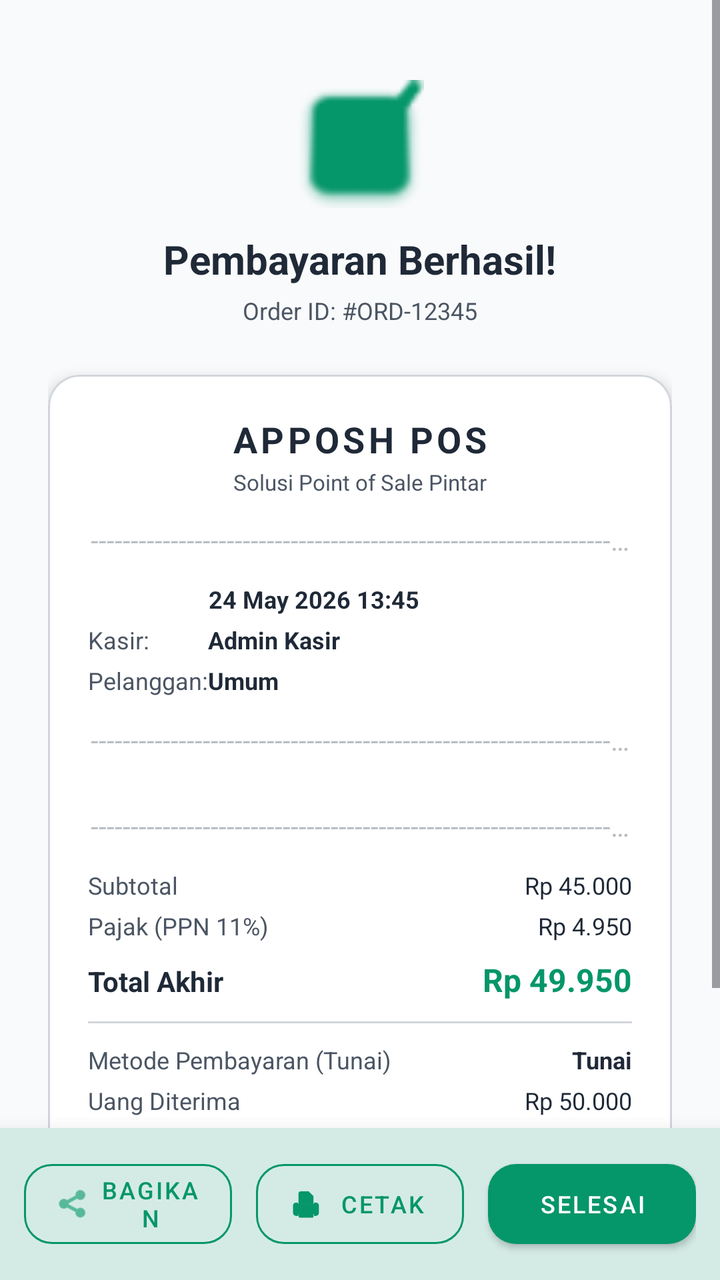
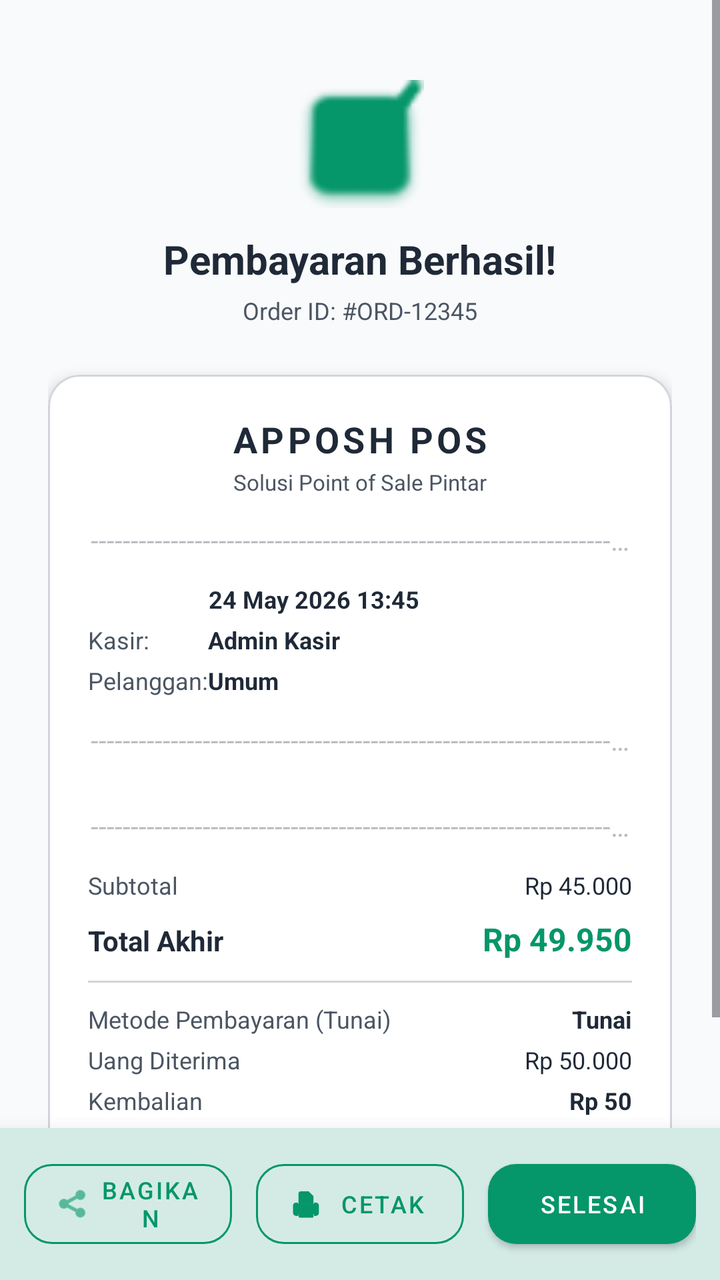

Before-and-after screenshots of an Android layout around one commit, followed by the original layout XML and the change that was made.
<!-- AndroidManifest.xml: application theme Theme.PenjualanDev -->
<!-- res/layout/activity_receipt.xml -->
<?xml version="1.0" encoding="utf-8"?>
<androidx.coordinatorlayout.widget.CoordinatorLayout
    xmlns:android="http://schemas.android.com/apk/res/android"
    xmlns:app="http://schemas.android.com/apk/res-auto"
    xmlns:tools="http://schemas.android.com/tools"
    android:layout_width="match_parent"
    android:layout_height="match_parent"
    android:background="?attr/colorSurface"
    tools:context=".ReceiptActivity">

    
    <ScrollView
        android:layout_width="match_parent"
        android:layout_height="match_parent"
        android:paddingBottom="100dp"
        android:clipToPadding="false">

        <LinearLayout
            android:layout_width="match_parent"
            android:layout_height="wrap_content"
            android:orientation="vertical"
            android:padding="24dp">

            
            <ImageView
                android:layout_width="64dp"
                android:layout_height="64dp"
                android:layout_gravity="center_horizontal"
                android:layout_marginTop="16dp"
                android:src="@android:drawable/checkbox_on_background"
                app:tint="?attr/colorPrimary" />

            <TextView
                android:layout_width="wrap_content"
                android:layout_height="wrap_content"
                android:layout_gravity="center_horizontal"
                android:layout_marginTop="12dp"
                android:text="Pembayaran Berhasil!"
                android:textColor="?attr/colorOnSurface"
                android:textSize="20sp"
                android:textStyle="bold" />

            <TextView
                android:id="@+id/tv_receipt_id"
                android:layout_width="wrap_content"
                android:layout_height="wrap_content"
                android:layout_gravity="center_horizontal"
                android:layout_marginTop="4dp"
                android:text="Order ID: #ORD-12345"
                android:textColor="?attr/colorOnSurfaceVariant"
                android:textSize="12sp" />

            
            <com.google.android.material.card.MaterialCardView
                android:layout_width="match_parent"
                android:layout_height="wrap_content"
                android:layout_marginTop="24dp"
                app:cardCornerRadius="16dp"
                app:cardElevation="4dp"
                app:strokeWidth="1dp"
                app:strokeColor="@color/colorOutlineStroke"
                app:cardBackgroundColor="?attr/colorSurfaceContainerLowest">

                <LinearLayout
                    android:layout_width="match_parent"
                    android:layout_height="wrap_content"
                    android:orientation="vertical"
                    android:padding="20dp">

                    
                    <TextView
                        android:layout_width="wrap_content"
                        android:layout_height="wrap_content"
                        android:layout_gravity="center_horizontal"
                        android:text="APPOSH POS"
                        android:textColor="?attr/colorOnSurface"
                        android:textSize="18sp"
                        android:textStyle="bold"
                        android:letterSpacing="0.1" />

                    <TextView
                        android:layout_width="wrap_content"
                        android:layout_height="wrap_content"
                        android:layout_gravity="center_horizontal"
                        android:layout_marginTop="2dp"
                        android:text="Solusi Point of Sale Pintar"
                        android:textColor="?attr/colorOnSurfaceVariant"
                        android:textSize="11sp" />

                    
                    <TextView
                        android:layout_width="match_parent"
                        android:layout_height="wrap_content"
                        android:text="------------------------------------------------------------------------------------------------------------------------------------------------------------------"
                        android:textColor="?attr/colorOnSurfaceVariant"
                        android:alpha="0.4"
                        android:singleLine="true"
                        android:layout_marginVertical="12dp"
                        android:gravity="center" />

                    
                    <GridLayout
                        android:layout_width="match_parent"
                        android:layout_height="wrap_content"
                        android:columnCount="2"
                        android:rowCount="4"
                        android:alignmentMode="alignBounds">

                        
                        <TextView
                            android:text="Waktu:"
                            android:textColor="?attr/colorOnSurfaceVariant"
                            android:textSize="12sp"
                            android:layout_columnWeight="1" />
                        <TextView
                            android:id="@+id/tv_receipt_time"
                            android:text="24 May 2026 13:45"
                            android:textColor="?attr/colorOnSurface"
                            android:textSize="12sp"
                            android:textStyle="bold"
                            android:gravity="end" />

                        
                        <TextView
                            android:text="Kasir:"
                            android:textColor="?attr/colorOnSurfaceVariant"
                            android:textSize="12sp"
                            android:layout_marginTop="4dp" />
                        <TextView
                            android:id="@+id/tv_receipt_cashier"
                            android:text="Admin Kasir"
                            android:textColor="?attr/colorOnSurface"
                            android:textSize="12sp"
                            android:textStyle="bold"
                            android:gravity="end"
                            android:layout_marginTop="4dp" />

                        
                        <TextView
                            android:text="Pelanggan:"
                            android:textColor="?attr/colorOnSurfaceVariant"
                            android:textSize="12sp"
                            android:layout_marginTop="4dp" />
                        <TextView
                            android:id="@+id/tv_receipt_customer"
                            android:text="Umum"
                            android:textColor="?attr/colorOnSurface"
                            android:textSize="12sp"
                            android:textStyle="bold"
                            android:gravity="end"
                            android:layout_marginTop="4dp" />


                    </GridLayout>

                    
                    <TextView
                        android:layout_width="match_parent"
                        android:layout_height="wrap_content"
                        android:text="------------------------------------------------------------------------------------------------------------------------------------------------------------------"
                        android:textColor="?attr/colorOnSurfaceVariant"
                        android:alpha="0.4"
                        android:singleLine="true"
                        android:layout_marginVertical="12dp"
                        android:gravity="center" />

                    
                    <LinearLayout
                        android:id="@+id/ll_receipt_items"
                        android:layout_width="match_parent"
                        android:layout_height="wrap_content"
                        android:orientation="vertical">
                        
                    </LinearLayout>

                    
                    <TextView
                        android:layout_width="match_parent"
                        android:layout_height="wrap_content"
                        android:text="------------------------------------------------------------------------------------------------------------------------------------------------------------------"
                        android:textColor="?attr/colorOnSurfaceVariant"
                        android:alpha="0.4"
                        android:singleLine="true"
                        android:layout_marginVertical="12dp"
                        android:gravity="center" />

                    
                    <LinearLayout
                        android:layout_width="match_parent"
                        android:layout_height="wrap_content"
                        android:orientation="vertical">

                        
                        <LinearLayout
                            android:layout_width="match_parent"
                            android:layout_height="wrap_content"
                            android:orientation="horizontal">
                            <TextView
                                android:layout_width="0dp"
                                android:layout_height="wrap_content"
                                android:layout_weight="1"
                                android:text="Subtotal"
                                android:textColor="?attr/colorOnSurfaceVariant"
                                android:textSize="12sp" />
                            <TextView
                                android:id="@+id/tv_receipt_subtotal"
                                android:layout_width="wrap_content"
                                android:layout_height="wrap_content"
                                android:text="Rp 45.000"
                                android:textColor="?attr/colorOnSurface"
                                android:textSize="12sp" />
                        </LinearLayout>

                        
                        <LinearLayout
                            android:layout_width="match_parent"
                            android:layout_height="wrap_content"
                            android:orientation="horizontal"
                            android:layout_marginTop="4dp">
                            <TextView
                                android:layout_width="0dp"
                                android:layout_height="wrap_content"
                                android:layout_weight="1"
                                android:text="Pajak (PPN 11%)"
                                android:textColor="?attr/colorOnSurfaceVariant"
                                android:textSize="12sp" />
                            <TextView
                                android:id="@+id/tv_receipt_tax"
                                android:layout_width="wrap_content"
                                android:layout_height="wrap_content"
                                android:text="Rp 4.950"
                                android:textColor="?attr/colorOnSurface"
                                android:textSize="12sp" />
                        </LinearLayout>

                        
                        <LinearLayout
                            android:layout_width="match_parent"
                            android:layout_height="wrap_content"
                            android:orientation="horizontal"
                            android:layout_marginTop="8dp">
                            <TextView
                                android:layout_width="0dp"
                                android:layout_height="wrap_content"
                                android:layout_weight="1"
                                android:text="Total Akhir"
                                android:textColor="?attr/colorOnSurface"
                                android:textSize="14sp"
                                android:textStyle="bold" />
                            <TextView
                                android:id="@+id/tv_receipt_total"
                                android:layout_width="wrap_content"
                                android:layout_height="wrap_content"
                                android:text="Rp 49.950"
                                android:textColor="?attr/colorPrimary"
                                android:textSize="16sp"
                                android:textStyle="bold" />
                        </LinearLayout>

                        
                        <View
                            android:layout_width="match_parent"
                            android:layout_height="1dp"
                            android:background="@color/colorOutlineStroke"
                            android:layout_marginVertical="10dp" />

                        
                        <LinearLayout
                            android:layout_width="match_parent"
                            android:layout_height="wrap_content"
                            android:orientation="horizontal">
                            <TextView
                                android:id="@+id/tv_receipt_method_label"
                                android:layout_width="0dp"
                                android:layout_height="wrap_content"
                                android:layout_weight="1"
                                android:text="Metode Pembayaran (Tunai)"
                                android:textColor="?attr/colorOnSurfaceVariant"
                                android:textSize="12sp" />
                            <TextView
                                android:id="@+id/tv_receipt_pay_method"
                                android:layout_width="wrap_content"
                                android:layout_height="wrap_content"
                                android:text="Tunai"
                                android:textColor="?attr/colorOnSurface"
                                android:textSize="12sp"
                                android:textStyle="bold" />
                        </LinearLayout>

                        
                        <LinearLayout
                            android:layout_width="match_parent"
                            android:layout_height="wrap_content"
                            android:orientation="horizontal"
                            android:layout_marginTop="4dp">
                            <TextView
                                android:layout_width="0dp"
                                android:layout_height="wrap_content"
                                android:layout_weight="1"
                                android:text="Uang Diterima"
                                android:textColor="?attr/colorOnSurfaceVariant"
                                android:textSize="12sp" />
                            <TextView
                                android:id="@+id/tv_receipt_amount_paid"
                                android:layout_width="wrap_content"
                                android:layout_height="wrap_content"
                                android:text="Rp 50.000"
                                android:textColor="?attr/colorOnSurface"
                                android:textSize="12sp" />
                        </LinearLayout>

                        
                        <LinearLayout
                            android:layout_width="match_parent"
                            android:layout_height="wrap_content"
                            android:orientation="horizontal"
                            android:layout_marginTop="4dp">
                            <TextView
                                android:layout_width="0dp"
                                android:layout_height="wrap_content"
                                android:layout_weight="1"
                                android:text="Kembalian"
                                android:textColor="?attr/colorOnSurfaceVariant"
                                android:textSize="12sp" />
                            <TextView
                                android:id="@+id/tv_receipt_change"
                                android:layout_width="wrap_content"
                                android:layout_height="wrap_content"
                                android:text="Rp 50"
                                android:textColor="?attr/colorOnSurface"
                                android:textSize="12sp"
                                android:textStyle="bold" />
                        </LinearLayout>
                    </LinearLayout>

                    
                    <TextView
                        android:layout_width="match_parent"
                        android:layout_height="wrap_content"
                        android:text="------------------------------------------------------------------------------------------------------------------------------------------------------------------"
                        android:textColor="?attr/colorOnSurfaceVariant"
                        android:alpha="0.4"
                        android:singleLine="true"
                        android:layout_marginVertical="12dp"
                        android:gravity="center" />

                    
                    <TextView
                        android:layout_width="wrap_content"
                        android:layout_height="wrap_content"
                        android:layout_gravity="center_horizontal"
                        android:text="Terima Kasih Atas Kunjungan Anda"
                        android:textColor="?attr/colorOnSurfaceVariant"
                        android:textSize="12sp"
                        android:textStyle="italic" />

                    <TextView
                        android:layout_width="wrap_content"
                        android:layout_height="wrap_content"
                        android:layout_gravity="center_horizontal"
                        android:layout_marginTop="4dp"
                        android:text="Powered by Apposh POS"
                        android:textColor="?attr/colorPrimary"
                        android:textSize="10sp"
                        android:textStyle="bold" />

                </LinearLayout>
            </com.google.android.material.card.MaterialCardView>

        </LinearLayout>
    </ScrollView>

    
    <com.google.android.material.card.MaterialCardView
        android:layout_width="match_parent"
        android:layout_height="wrap_content"
        android:layout_gravity="bottom"
        app:cardCornerRadius="0dp"
        app:cardElevation="16dp"
        app:strokeWidth="0dp"
        app:cardBackgroundColor="?attr/colorSurface">

        <LinearLayout
            android:layout_width="match_parent"
            android:layout_height="wrap_content"
            android:orientation="horizontal"
            android:padding="12dp"
            android:gravity="center">

            <com.google.android.material.button.MaterialButton
                android:id="@+id/btn_share_receipt"
                style="@style/Widget.MaterialComponents.Button.OutlinedButton"
                android:layout_width="0dp"
                android:layout_height="52dp"
                android:layout_weight="1"
                android:layout_marginEnd="6dp"
                android:text="Bagikan"
                android:textSize="12sp"
                app:icon="@android:drawable/ic_menu_share"
                app:cornerRadius="14dp"
                app:strokeColor="?attr/colorPrimary"
                android:textColor="?attr/colorPrimary" />

            <com.google.android.material.button.MaterialButton
                android:id="@+id/btn_print_receipt"
                style="@style/Widget.MaterialComponents.Button.OutlinedButton"
                android:layout_width="0dp"
                android:layout_height="52dp"
                android:layout_weight="1"
                android:layout_marginHorizontal="6dp"
                android:text="Cetak"
                android:textSize="12sp"
                app:icon="@drawable/printer"
                app:iconTint="?attr/colorPrimary"
                app:cornerRadius="14dp"
                app:strokeColor="?attr/colorPrimary"
                android:textColor="?attr/colorPrimary" />

            <com.google.android.material.button.MaterialButton
                android:id="@+id/btn_receipt_done"
                style="@style/Widget.MaterialComponents.Button"
                android:layout_width="0dp"
                android:layout_height="52dp"
                android:layout_weight="1"
                android:layout_marginStart="6dp"
                android:text="Selesai"
                android:textSize="12sp"
                app:cornerRadius="14dp"
                app:backgroundTint="?attr/colorPrimary"
                android:textColor="?attr/colorOnPrimary" />

        </LinearLayout>
    </com.google.android.material.card.MaterialCardView>

</androidx.coordinatorlayout.widget.CoordinatorLayout>
<!-- resources referenced by this layout -->
<resources>
  <color name="colorOutlineStroke">#D1D5DB</color>
  <!-- drawable printer: png bitmap (drawable, 1992 bytes) -->
  <style name="Theme.PenjualanDev" parent="Base.Theme.PenjualanDev" />
  <style name="Base.Theme.PenjualanDev" parent="Theme.Material3.DayNight.NoActionBar">
          
          <item name="colorPrimary">@color/colorPrimary</item>
          <item name="colorOnPrimary">@color/colorOnPrimary</item>
          
          <item name="colorSecondary">@color/colorSecondary</item>
          <item name="colorOnSecondary">@color/colorOnSecondary</item>
          
          <item name="android:statusBarColor">@color/colorPrimary</item>
          
          <item name="colorSurface">@color/colorScreenBackground</item>
          <item name="colorOnSurface">@color/colorPrimaryText</item>
          <item name="colorSurfaceContainer">@color/colorCardBackground</item>
          <item name="colorSurfaceContainerLow">@color/colorSurfaceContainerLow</item>
          <item name="colorSurfaceContainerLowest">@color/colorSurfaceContainerLowest</item>
          <item name="colorSurfaceContainerHigh">@color/colorAuthCardBackground</item>
          <item name="colorOnSurfaceVariant">@color/colorSecondaryText</item>
          <item name="colorError">@color/red</item>
          
          <item name="materialButtonStyle">@style/Widget.App.Button</item>
      </style>
  <color name="colorPrimary">#059669</color>
  <color name="colorOnPrimary">#FFFFFF</color>
  <color name="colorSecondary">#D1FAE5</color>
  <color name="colorOnSecondary">#064E3B</color>
  <color name="colorScreenBackground">#F9FAFB</color>
  <color name="colorPrimaryText">#1F2937</color>
  <color name="colorCardBackground">#FFFFFF</color>
  <color name="colorSurfaceContainerLow">#F3F4F6</color>
  <color name="colorSurfaceContainerLowest">#FFFFFF</color>
  <color name="colorAuthCardBackground">#FFFFFF</color>
  <color name="colorSecondaryText">#4B5563</color>
  <color name="red">#EF4444</color>
  <style name="Widget.App.Button" parent="Widget.Material3.Button">
          <item name="cornerRadius">12dp</item>
          <item name="android:minHeight">48dp</item>
          <item name="backgroundTint">@color/colorPrimary</item>
          <item name="android:textColor">@color/white</item>
          <item name="android:insetTop">0dp</item>
          <item name="android:insetBottom">0dp</item>
      </style>
  <color name="white">#FFFFFFFF</color>
</resources>

<!-- the commit's change to res/layout/activity_receipt.xml (unified diff, before → after) -->
@@ -207,28 +207,6 @@
                                 android:layout_width="wrap_content"
                                 android:layout_height="wrap_content"
                                 android:text="Rp 45.000"
-                                android:textColor="?attr/colorOnSurface"
-                                android:textSize="12sp" />
-                        </LinearLayout>
-
-                        
-                        <LinearLayout
-                            android:layout_width="match_parent"
-                            android:layout_height="wrap_content"
-                            android:orientation="horizontal"
-                            android:layout_marginTop="4dp">
-                            <TextView
-                                android:layout_width="0dp"
-                                android:layout_height="wrap_content"
-                                android:layout_weight="1"
-                                android:text="Pajak (PPN 11%)"
-                                android:textColor="?attr/colorOnSurfaceVariant"
-                                android:textSize="12sp" />
-                            <TextView
-                                android:id="@+id/tv_receipt_tax"
-                                android:layout_width="wrap_content"
-                                android:layout_height="wrap_content"
-                                android:text="Rp 4.950"
                                 android:textColor="?attr/colorOnSurface"
                                 android:textSize="12sp" />
                         </LinearLayout>
